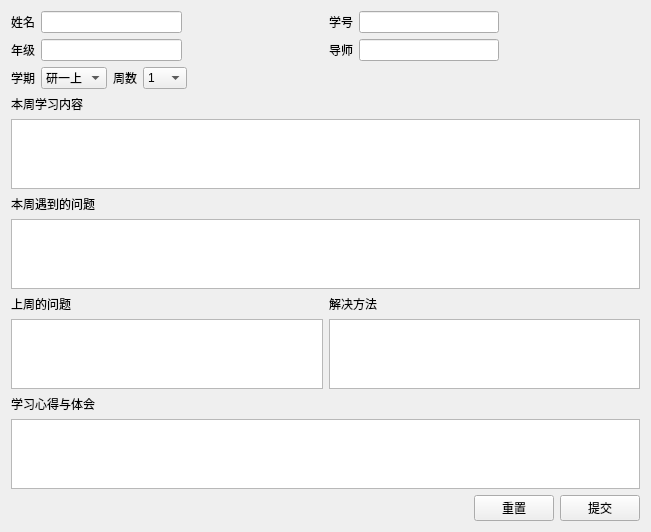
hhyvs111/FileManagement, file FileManagement/ReportEdit.ui: the form before one commit.
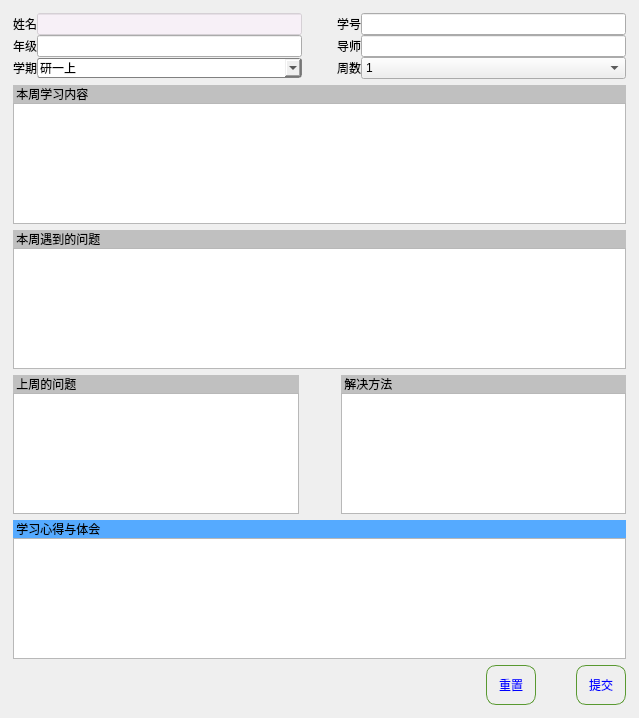
The form after the commit.

Diff of the .ui file:
```diff
--- a/FileManagement/ReportEdit.ui
+++ b/FileManagement/ReportEdit.ui
@@ -6,169 +6,74 @@
    <rect>
     <x>0</x>
     <y>0</y>
-    <width>651</width>
-    <height>511</height>
+    <width>639</width>
+    <height>718</height>
    </rect>
   </property>
   <property name="windowTitle">
    <string>Form</string>
   </property>
-  <layout class="QVBoxLayout" name="verticalLayout_3">
+  <layout class="QVBoxLayout" name="verticalLayout_4">
+   <property name="leftMargin">
+    <number>13</number>
+   </property>
+   <property name="topMargin">
+    <number>13</number>
+   </property>
+   <property name="rightMargin">
+    <number>13</number>
+   </property>
+   <property name="bottomMargin">
+    <number>13</number>
+   </property>
    <item>
-    <layout class="QHBoxLayout" name="horizontalLayout">
-     <item>
-      <widget class="QLabel" name="LName">
-       <property name="text">
-        <string>姓名</string>
-       </property>
-      </widget>
-     </item>
-     <item>
-      <widget class="QLineEdit" name="reportName"/>
-     </item>
-     <item>
-      <spacer name="horizontalSpacer_2">
-       <property name="orientation">
-        <enum>Qt::Horizontal</enum>
-       </property>
-       <property name="sizeHint" stdset="0">
-        <size>
-         <width>40</width>
-         <height>20</height>
-        </size>
-       </property>
-      </spacer>
-     </item>
-     <item>
-      <widget class="QLabel" name="LNumber">
-       <property name="text">
-        <string>学号</string>
-       </property>
-      </widget>
-     </item>
-     <item>
-      <widget class="QLineEdit" name="reportNumber"/>
-     </item>
-     <item>
-      <spacer name="horizontalSpacer_5">
-       <property name="orientation">
-        <enum>Qt::Horizontal</enum>
-       </property>
-       <property name="sizeHint" stdset="0">
-        <size>
-         <width>40</width>
-         <height>20</height>
-        </size>
-       </property>
-      </spacer>
-     </item>
-    </layout>
-   </item>
-   <item>
-    <layout class="QHBoxLayout" name="horizontalLayout_2">
-     <item>
-      <widget class="QLabel" name="LLevel">
-       <property name="text">
-        <string>年级</string>
-       </property>
-      </widget>
-     </item>
-     <item>
-      <widget class="QLineEdit" name="reportLevel"/>
-     </item>
-     <item>
-      <spacer name="horizontalSpacer_3">
-       <property name="orientation">
-        <enum>Qt::Horizontal</enum>
-       </property>
-       <property name="sizeHint" stdset="0">
-        <size>
-         <width>40</width>
-         <height>20</height>
-        </size>
-       </property>
-      </spacer>
-     </item>
-     <item>
+    <layout class="QGridLayout" name="gridLayout_3">
+     <property name="spacing">
+      <number>0</number>
+     </property>
+     <item row="1" column="3">
       <widget class="QLabel" name="LTeacher">
        <property name="text">
         <string>导师</string>
        </property>
       </widget>
      </item>
-     <item>
+     <item row="0" column="3">
+      <widget class="QLabel" name="LNumber">
+       <property name="text">
+        <string>学号</string>
+       </property>
+      </widget>
+     </item>
+     <item row="1" column="6">
       <widget class="QLineEdit" name="reportTeacher"/>
      </item>
-     <item>
-      <spacer name="horizontalSpacer_8">
-       <property name="orientation">
-        <enum>Qt::Horizontal</enum>
-       </property>
-       <property name="sizeHint" stdset="0">
-        <size>
-         <width>40</width>
-         <height>20</height>
-        </size>
-       </property>
-      </spacer>
-     </item>
-    </layout>
-   </item>
-   <item>
-    <layout class="QHBoxLayout" name="horizontalLayout_3">
-     <item>
-      <widget class="QLabel" name="LTerm">
-       <property name="text">
-        <string>学期</string>
-       </property>
-      </widget>
-     </item>
-     <item>
-      <widget class="QComboBox" name="reportTerm">
-       <property name="cursor">
-        <cursorShape>ArrowCursor</cursorShape>
-       </property>
-       <item>
-        <property name="text">
-         <string>研一上</string>
-        </property>
-       </item>
-       <item>
-        <property name="text">
-         <string>研一下</string>
-        </property>
-       </item>
-       <item>
-        <property name="text">
-         <string>研二上</string>
-        </property>
-       </item>
-       <item>
-        <property name="text">
-         <string>研二下</string>
-        </property>
-       </item>
-       <item>
-        <property name="text">
-         <string>研三上</string>
-        </property>
-       </item>
-       <item>
-        <property name="text">
-         <string>研三下</string>
-        </property>
-       </item>
-      </widget>
-     </item>
-     <item>
-      <widget class="QLabel" name="LWeek">
-       <property name="text">
-        <string>周数</string>
-       </property>
-      </widget>
-     </item>
-     <item>
+     <item row="2" column="6">
       <widget class="QComboBox" name="reportWeek">
+       <property name="sizePolicy">
+        <sizepolicy hsizetype="Expanding" vsizetype="Fixed">
+         <horstretch>0</horstretch>
+         <verstretch>0</verstretch>
+        </sizepolicy>
+       </property>
+       <property name="styleSheet">
+        <string notr="true"/>
+       </property>
+       <property name="maxVisibleItems">
+        <number>8</number>
+       </property>
+       <property name="sizeAdjustPolicy">
+        <enum>QComboBox::AdjustToContentsOnFirstShow</enum>
+       </property>
+       <property name="minimumContentsLength">
+        <number>15</number>
+       </property>
+       <property name="iconSize">
+        <size>
+         <width>70</width>
+         <height>24</height>
+        </size>
+       </property>
        <item>
         <property name="text">
          <string>1</string>
@@ -271,14 +176,163 @@
        </item>
       </widget>
      </item>
-     <item>
-      <spacer name="horizontalSpacer_9">
+     <item row="0" column="1">
+      <widget class="QLineEdit" name="reportName">
+       <property name="styleSheet">
+        <string notr="true">background-color: rgba(255,240,255,120);
+focus background-color: rgb(255,255,255)；
+</string>
+       </property>
+      </widget>
+     </item>
+     <item row="2" column="1">
+      <widget class="QComboBox" name="reportTerm">
+       <property name="sizePolicy">
+        <sizepolicy hsizetype="Expanding" vsizetype="Fixed">
+         <horstretch>0</horstretch>
+         <verstretch>0</verstretch>
+        </sizepolicy>
+       </property>
+       <property name="cursor">
+        <cursorShape>ArrowCursor</cursorShape>
+       </property>
+       <property name="styleSheet">
+        <string notr="true"> border: 1px solid gray;
+    border-radius: 3px;
+    padding: 1px 2px 1px 2px; 
+    min-width: 10em; 
+ subcontrol-origin: padding;
+    subcontrol-position: top right;
+    width: 50px;
+ 
+    border-left-width: 1px;
+    border-left-color: darkgray;
+    border-left-style: solid; /* just a single line */
+    border-top-right-radius: 3px; /* same radius as the QComboBox */
+    border-bottom-right-radius: 3px;</string>
+       </property>
+       <property name="maxVisibleItems">
+        <number>8</number>
+       </property>
+       <property name="iconSize">
+        <size>
+         <width>60</width>
+         <height>30</height>
+        </size>
+       </property>
+       <item>
+        <property name="text">
+         <string>研一上</string>
+        </property>
+       </item>
+       <item>
+        <property name="text">
+         <string>研一下</string>
+        </property>
+       </item>
+       <item>
+        <property name="text">
+         <string>研二上</string>
+        </property>
+       </item>
+       <item>
+        <property name="text">
+         <string>研二下</string>
+        </property>
+       </item>
+       <item>
+        <property name="text">
+         <string>研三上</string>
+        </property>
+       </item>
+       <item>
+        <property name="text">
+         <string>研三下</string>
+        </property>
+       </item>
+      </widget>
+     </item>
+     <item row="0" column="0">
+      <widget class="QLabel" name="LName">
+       <property name="text">
+        <string>姓名</string>
+       </property>
+      </widget>
+     </item>
+     <item row="2" column="3">
+      <widget class="QLabel" name="LWeek">
+       <property name="text">
+        <string>周数</string>
+       </property>
+      </widget>
+     </item>
+     <item row="1" column="0">
+      <widget class="QLabel" name="LLevel">
+       <property name="text">
+        <string>年级</string>
+       </property>
+      </widget>
+     </item>
+     <item row="0" column="6">
+      <widget class="QLineEdit" name="reportNumber">
+       <property name="styleSheet">
+        <string notr="true"/>
+       </property>
+      </widget>
+     </item>
+     <item row="1" column="1">
+      <widget class="QLineEdit" name="reportLevel"/>
+     </item>
+     <item row="2" column="0">
+      <widget class="QLabel" name="LTerm">
+       <property name="text">
+        <string>学期</string>
+       </property>
+      </widget>
+     </item>
+     <item row="0" column="2">
+      <spacer name="horizontalSpacer_2">
        <property name="orientation">
         <enum>Qt::Horizontal</enum>
        </property>
+       <property name="sizeType">
+        <enum>QSizePolicy::Fixed</enum>
+       </property>
        <property name="sizeHint" stdset="0">
         <size>
-         <width>40</width>
+         <width>35</width>
+         <height>20</height>
+        </size>
+       </property>
+      </spacer>
+     </item>
+     <item row="1" column="2">
+      <spacer name="horizontalSpacer_3">
+       <property name="orientation">
+        <enum>Qt::Horizontal</enum>
+       </property>
+       <property name="sizeType">
+        <enum>QSizePolicy::Fixed</enum>
+       </property>
+       <property name="sizeHint" stdset="0">
+        <size>
+         <width>35</width>
+         <height>20</height>
+        </size>
+       </property>
+      </spacer>
+     </item>
+     <item row="2" column="2">
+      <spacer name="horizontalSpacer_4">
+       <property name="orientation">
+        <enum>Qt::Horizontal</enum>
+       </property>
+       <property name="sizeType">
+        <enum>QSizePolicy::Fixed</enum>
+       </property>
+       <property name="sizeHint" stdset="0">
+        <size>
+         <width>35</width>
          <height>20</height>
         </size>
        </property>
@@ -288,10 +342,16 @@
    </item>
    <item>
     <layout class="QVBoxLayout" name="verticalLayout">
+     <property name="spacing">
+      <number>0</number>
+     </property>
      <item>
       <widget class="QLabel" name="LMain">
+       <property name="styleSheet">
+        <string notr="true">background-color: rgb(192,192, 192);</string>
+       </property>
        <property name="text">
-        <string>本周学习内容</string>
+        <string> 本周学习内容</string>
        </property>
       </widget>
      </item>
@@ -301,49 +361,99 @@
     </layout>
    </item>
    <item>
-    <layout class="QGridLayout" name="gridLayout">
-     <item row="0" column="0">
+    <layout class="QVBoxLayout" name="verticalLayout_2">
+     <property name="spacing">
+      <number>0</number>
+     </property>
+     <item>
       <widget class="QLabel" name="LQuestionForSolve">
+       <property name="styleSheet">
+        <string notr="true">background-color: rgb(192,192, 192);</string>
+       </property>
        <property name="text">
-        <string>本周遇到的问题</string>
+        <string> 本周遇到的问题</string>
        </property>
       </widget>
      </item>
-     <item row="1" column="0">
+     <item>
       <widget class="QPlainTextEdit" name="reportQuestionForSolve"/>
      </item>
     </layout>
    </item>
    <item>
     <layout class="QGridLayout" name="gridLayout_2">
-     <item row="1" column="1">
+     <property name="spacing">
+      <number>0</number>
+     </property>
+     <item row="1" column="2">
       <widget class="QPlainTextEdit" name="reportQuestionHasSolved"/>
      </item>
-     <item row="0" column="1">
-      <widget class="QLabel" name="LQuestionForSolved">
-       <property name="text">
-        <string>解决方法</string>
+     <item row="1" column="0">
+      <widget class="QPlainTextEdit" name="reportQuestionFromLastWeek">
+       <property name="sizePolicy">
+        <sizepolicy hsizetype="Expanding" vsizetype="Expanding">
+         <horstretch>0</horstretch>
+         <verstretch>0</verstretch>
+        </sizepolicy>
+       </property>
+       <property name="minimumSize">
+        <size>
+         <width>200</width>
+         <height>0</height>
+        </size>
        </property>
       </widget>
      </item>
      <item row="0" column="0">
       <widget class="QLabel" name="LQuestionFromLastWeek">
+       <property name="styleSheet">
+        <string notr="true">background-color: rgb(192,192, 192);</string>
+       </property>
        <property name="text">
-        <string>上周的问题</string>
+        <string> 上周的问题</string>
        </property>
       </widget>
      </item>
-     <item row="1" column="0">
-      <widget class="QPlainTextEdit" name="reportQuestionFromLastWeek"/>
+     <item row="0" column="2">
+      <widget class="QLabel" name="LQuestionForSolved">
+       <property name="styleSheet">
+        <string notr="true">background-color: rgb(192,192, 192);</string>
+       </property>
+       <property name="text">
+        <string> 解决方法</string>
+       </property>
+      </widget>
+     </item>
+     <item row="1" column="1">
+      <spacer name="horizontalSpacer_6">
+       <property name="orientation">
+        <enum>Qt::Horizontal</enum>
+       </property>
+       <property name="sizeType">
+        <enum>QSizePolicy::Fixed</enum>
+       </property>
+       <property name="sizeHint" stdset="0">
+        <size>
+         <width>42</width>
+         <height>20</height>
+        </size>
+       </property>
+      </spacer>
      </item>
     </layout>
    </item>
    <item>
-    <layout class="QVBoxLayout" name="verticalLayout_2">
+    <layout class="QVBoxLayout" name="verticalLayout_3">
+     <property name="spacing">
+      <number>0</number>
+     </property>
      <item>
       <widget class="QLabel" name="LYourGet">
+       <property name="styleSheet">
+        <string notr="true">background-color: rgb(85, 170, 255);</string>
+       </property>
        <property name="text">
-        <string>学习心得与体会</string>
+        <string> 学习心得与体会</string>
        </property>
       </widget>
      </item>
@@ -354,6 +464,9 @@
    </item>
    <item>
     <layout class="QHBoxLayout" name="horizontalLayout_4">
+     <property name="spacing">
+      <number>0</number>
+     </property>
      <item>
       <spacer name="horizontalSpacer">
        <property name="orientation">
@@ -369,13 +482,43 @@
      </item>
      <item>
       <widget class="QPushButton" name="resetButton">
+       <property name="styleSheet">
+        <string notr="true"> background:transparent;
+border:1px solid rgb(89, 153, 48);
+border-radius:10px;
+padding:10px 12px;
+color: blue;</string>
+       </property>
        <property name="text">
         <string>重置</string>
        </property>
       </widget>
      </item>
+     <item>
+      <spacer name="horizontalSpacer_7">
+       <property name="orientation">
+        <enum>Qt::Horizontal</enum>
+       </property>
+       <property name="sizeType">
+        <enum>QSizePolicy::Minimum</enum>
+       </property>
+       <property name="sizeHint" stdset="0">
+        <size>
+         <width>40</width>
+         <height>20</height>
+        </size>
+       </property>
+      </spacer>
+     </item>
      <item>
       <widget class="QPushButton" name="submitButton">
+       <property name="styleSheet">
+        <string notr="true"> background:transparent;
+border:1px solid rgb(89, 153, 48);
+border-radius:10px;
+padding:10px 12px;
+color: blue;</string>
+       </property>
        <property name="text">
         <string>提交</string>
        </property>
```
